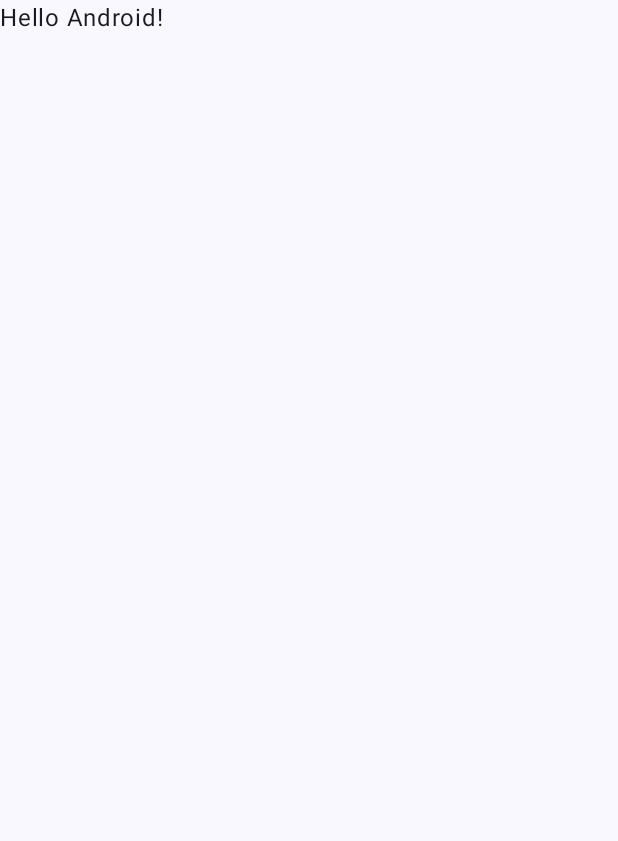
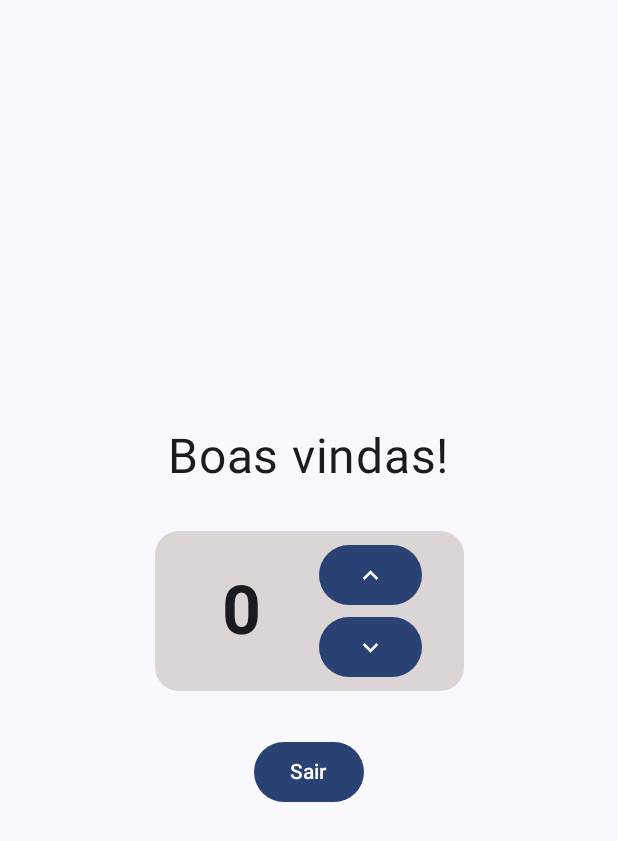
Before and after one commit to izab3lle/weather-app, an Android app built with Jetpack Compose: the MainActivity screen opened directly, with no data from a screen before it, on a phone screen of 412 x 824 dp. Before the commit the part shown is almost empty. Shown: the top 841 px of the screen. Run offline under Robolectric (Android 15) with nearby library versions, the phone set to English and light mode, and no system bars.

Commit message:
Pratica 1 - Parte 3

```diff
--- a/app/src/main/java/com/example/weatherapp/MainActivity.kt
+++ b/app/src/main/java/com/example/weatherapp/MainActivity.kt
@@ -1,19 +1,46 @@
 package com.example.weatherapp
 
+import android.app.Activity
 import android.os.Bundle
 import androidx.activity.ComponentActivity
 import androidx.activity.compose.setContent
 import androidx.activity.enableEdgeToEdge
+import androidx.compose.foundation.background
 import androidx.compose.foundation.layout.Arrangement
+import androidx.compose.foundation.layout.Box
 import androidx.compose.foundation.layout.Column
+import androidx.compose.foundation.layout.Row
+import androidx.compose.foundation.layout.Spacer
 import androidx.compose.foundation.layout.fillMaxSize
+import androidx.compose.foundation.layout.fillMaxWidth
 import androidx.compose.foundation.layout.padding
+import androidx.compose.foundation.layout.size
+import androidx.compose.foundation.shape.RoundedCornerShape
+import androidx.compose.material.icons.Icons
+import androidx.compose.material.icons.filled.Add
+import androidx.compose.material.icons.filled.KeyboardArrowDown
+import androidx.compose.material.icons.filled.KeyboardArrowUp
+import androidx.compose.material3.Button
+import androidx.compose.material3.FilledIconButton
+import androidx.compose.material3.Icon
 import androidx.compose.material3.Scaffold
 import androidx.compose.material3.Text
 import androidx.compose.runtime.Composable
+import androidx.compose.runtime.getValue
+import androidx.compose.runtime.mutableStateOf
+import androidx.compose.runtime.saveable.rememberSaveable
+import androidx.compose.runtime.setValue
 import androidx.compose.ui.Alignment
 import androidx.compose.ui.Modifier
+import androidx.compose.ui.draw.clip
+import androidx.compose.ui.graphics.Color
+import androidx.compose.ui.graphics.vector.ImageVector
+import androidx.compose.ui.platform.LocalContext
+import androidx.compose.ui.text.font.FontWeight
+import androidx.compose.ui.text.style.TextAlign
 import androidx.compose.ui.tooling.preview.Preview
+import androidx.compose.ui.unit.dp
+import androidx.compose.ui.unit.sp
 import com.example.weatherapp.ui.theme.WeatherAppTheme
 
 class MainActivity : ComponentActivity() {
@@ -26,9 +53,7 @@ class MainActivity : ComponentActivity() {
                     Column(
                         modifier = Modifier.padding(innerPadding),
                     ) {
-                        Greeting(
-                            name = "Android"
-                        )
+                        HomePage()
                     }
                 }
             }
@@ -36,18 +61,67 @@ class MainActivity : ComponentActivity() {
     }
 }
 
-@Composable
-fun Greeting(name: String, modifier: Modifier = Modifier) {
-    Text(
-        text = "Hello $name!",
-        modifier = modifier
-    )
-}
-
 @Preview(showBackground = true)
 @Composable
-fun GreetingPreview() {
-    WeatherAppTheme {
-        Greeting("Android")
+fun HomePage(modifier: Modifier = Modifier) {
+    var num by rememberSaveable { mutableStateOf(0) }
+
+    val activity = LocalContext.current as Activity
+
+    // modifier.padding(0.dp)
+
+    Column(
+        modifier = Modifier.fillMaxSize(),
+        horizontalAlignment = Alignment.CenterHorizontally,
+        verticalArrangement = Arrangement.Center
+    ) {
+        val generalSpacing = 30.dp
+        Text(text = "Boas vindas!",
+            fontSize = 32.sp)
+        Spacer(modifier = Modifier.size(generalSpacing))
+        Box(modifier = Modifier.fillMaxWidth(.5f)
+            .background(color = Color(0xFFdbd5d5), shape = RoundedCornerShape(16.dp))
+            .padding(5.dp)
+        ) {
+            Row(modifier = Modifier.fillMaxWidth(),
+                verticalAlignment = Alignment.CenterVertically,
+                horizontalArrangement = Arrangement.SpaceEvenly) {
+                Text(
+                    modifier = Modifier.fillMaxWidth(.3f),
+                    text = "$num",
+                    fontSize = 45.sp,
+                    fontWeight = FontWeight.Bold,
+                    textAlign = TextAlign.Center
+                )
+                Column {
+                    Button(
+                        modifier = Modifier.fillMaxWidth(.5f),
+                        onClick = {++num}
+                    ) {
+                        Icon(
+                            imageVector = Icons.Default.KeyboardArrowUp,
+                            contentDescription = null,
+                        )
+                    }
+                    Button(
+                        modifier = Modifier.fillMaxWidth(.5f),
+                        onClick = {--num}
+                    ) {
+                        Icon(
+                            imageVector = Icons.Default.KeyboardArrowDown,
+                            contentDescription = null,
+                        )
+                    }
+                }
+            }
+        }
+        Spacer(modifier = Modifier.size(generalSpacing))
+        Button(
+            onClick = {
+                activity.finish()
+            }
+        ) {
+            Text("Sair")
+        }
     }
 }
```
Also changed, not shown: app/src/main/java/com/example/weatherapp/RegisterActivity.kt (added, +47 -0 lines).
